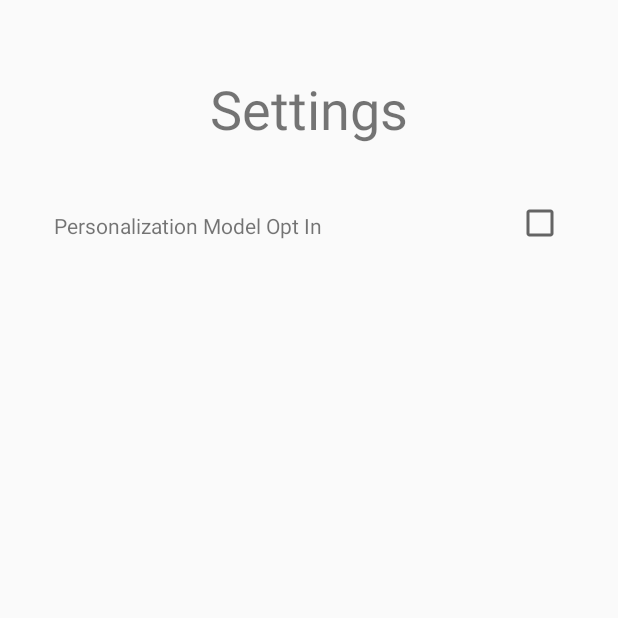
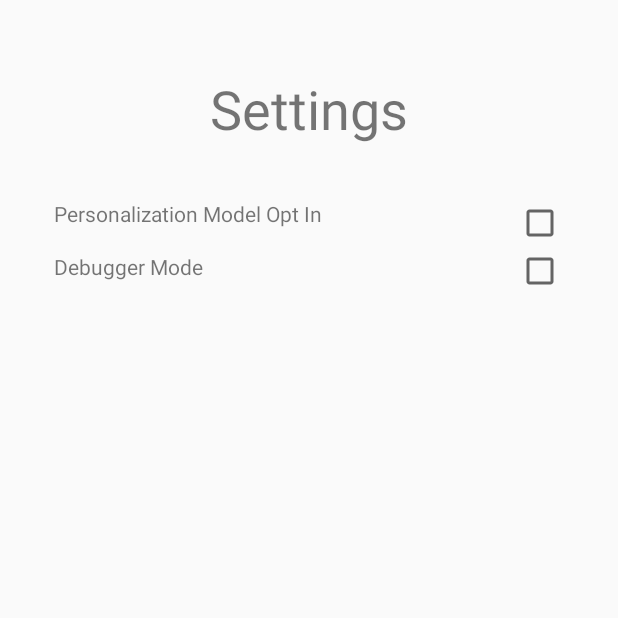
Before and after one commit to divyanshusharma1709/VisionAir, an Android app: the screen it shows after launch once a user with an empty profile is signed in (SettingsActivity), after a tap on an icon or button, on a phone screen of 412 x 824 dp, the top half of it. Run offline under Robolectric (Android 15) with nearby library versions, the phone set to English and light mode, and no system bars; our stand-ins replace Firebase (no records; nobody signed in at launch, a user with empty details on screens opened directly).

Commit message:
Fix UI, add Debugging mode and send losses to server

```diff
--- a/app/src/main/java/com/airquality/VisionAir/Fragment2.java
+++ b/app/src/main/java/com/airquality/VisionAir/Fragment2.java
@@ -1,13 +1,11 @@
 package com.airquality.VisionAir;
 
 import android.os.Bundle;
-
-import androidx.fragment.app.Fragment;
-
 import android.view.LayoutInflater;
 import android.view.View;
 import android.view.ViewGroup;
 
+import androidx.fragment.app.Fragment;
 
 
 public class Fragment2 extends Fragment {
--- a/app/src/main/java/com/airquality/VisionAir/Fragment3.java
+++ b/app/src/main/java/com/airquality/VisionAir/Fragment3.java
@@ -1,12 +1,11 @@
 package com.airquality.VisionAir;
 
 import android.os.Bundle;
-
-import androidx.fragment.app.Fragment;
-
 import android.view.LayoutInflater;
 import android.view.View;
 import android.view.ViewGroup;
+
+import androidx.fragment.app.Fragment;
 
 
 public class Fragment3 extends Fragment {
--- a/app/src/main/java/com/airquality/VisionAir/Fragment4.java
+++ b/app/src/main/java/com/airquality/VisionAir/Fragment4.java
@@ -1,13 +1,11 @@
 package com.airquality.VisionAir;
 
 import android.os.Bundle;
-
-import androidx.fragment.app.Fragment;
-
 import android.view.LayoutInflater;
 import android.view.View;
 import android.view.ViewGroup;
-import android.widget.Button;
+
+import androidx.fragment.app.Fragment;
 
 
 public class Fragment4 extends Fragment {
--- a/app/src/main/java/com/airquality/VisionAir/Fragment5.java
+++ b/app/src/main/java/com/airquality/VisionAir/Fragment5.java
@@ -20,6 +20,11 @@ public class Fragment5 extends Fragment {
 
 
     }
+    @Override
+    public void onResume() {
+        super.onResume();
+        Main2Activity.button.setVisibility(View.VISIBLE);
+    }
 
 
 }
--- a/app/src/main/java/com/airquality/VisionAir/Fragment6.java
+++ b/app/src/main/java/com/airquality/VisionAir/Fragment6.java
@@ -21,5 +21,10 @@ public class Fragment6 extends Fragment {
 
     }
 
+    @Override
+    public void onResume() {
+        super.onResume();
+        Main2Activity.button.setVisibility(View.VISIBLE);
+    }
 
 }
--- a/app/src/main/res/layout/activity_settings.xml
+++ b/app/src/main/res/layout/activity_settings.xml
@@ -17,11 +17,11 @@
     <RelativeLayout
         android:layout_width="match_parent"
         android:layout_margin="36dp"
-        android:layout_height="36dp">
+        android:layout_height="wrap_content">
         <TextView
+            android:id="@+id/poptbox"
             android:layout_width="wrap_content"
             android:layout_height="wrap_content"
-            android:layout_centerVertical="true"
             android:text="Personalization Model Opt In"/>
 
         <CheckBox
@@ -29,5 +29,35 @@
             android:layout_width="wrap_content"
             android:layout_height="wrap_content"
             android:layout_alignParentEnd="true"/>
+        <TextView
+            android:id="@+id/debugtv"
+            android:layout_marginTop="16dp"
+            android:layout_width="wrap_content"
+            android:layout_height="wrap_content"
+            android:layout_below="@id/poptbox"
+            android:layout_centerVertical="true"
+            android:text="Debugger Mode"/>
+
+        <CheckBox
+            android:id="@+id/devCB"
+            android:layout_below="@id/pmbox"
+            android:layout_width="wrap_content"
+            android:layout_height="wrap_content"
+            android:layout_alignParentEnd="true"/>
+        <EditText
+            android:id="@+id/passET"
+            android:hint="Enter Password"
+            android:layout_marginTop="16dp"
+            android:layout_below="@id/debugtv"
+            android:layout_width="wrap_content"
+            android:layout_height="wrap_content"
+            android:autofillHints="Enter Password" />
+        <Button
+            android:id="@+id/passBTN"
+            android:layout_below="@id/passET"
+            android:layout_alignParentRight="true"
+            android:layout_width="wrap_content"
+            android:layout_height="wrap_content"
+            android:text="Submit"/>
     </RelativeLayout>
 </LinearLayout>
--- a/app/src/main/res/layout/fragment_fragment1.xml
+++ b/app/src/main/res/layout/fragment_fragment1.xml
@@ -9,7 +9,10 @@
         android:layout_width="match_parent"
         android:layout_height="match_parent">
     <!-- TODO: Update blank fragment layout -->
+
+
         <LinearLayout
+            android:id="@+id/linear"
             android:layout_width="wrap_content"
             android:layout_height="wrap_content"
             android:layout_centerInParent="true"
--- a/app/src/main/res/layout/fragment_fragment3.xml
+++ b/app/src/main/res/layout/fragment_fragment3.xml
@@ -30,8 +30,8 @@
                 android:textSize="38dp"
                 android:text="Your privacy" />
             <ImageView
-                android:layout_width="280dp"
-                android:layout_height="300dp"
+                android:layout_width="220dp"
+                android:layout_height="250dp"
                 android:src="@drawable/lcok"
                 ></ImageView>
             <TextView
--- a/app/src/main/res/layout/fragment_fragment4.xml
+++ b/app/src/main/res/layout/fragment_fragment4.xml
@@ -29,8 +29,8 @@
                 android:textSize="38dp"
                 android:text="Personalization Opt-In" />
             <ImageView
-                android:layout_width="290dp"
-                android:layout_height="200dp"
+                android:layout_width="260dp"
+                android:layout_height="210dp"
                 android:src="@drawable/collab"
                 ></ImageView>
             <TextView
--- a/app/src/main/res/layout/fragment_fragment5.xml
+++ b/app/src/main/res/layout/fragment_fragment5.xml
@@ -30,8 +30,8 @@
                 android:layout_marginBottom="10dp"
                 android:textAlignment="center"/>
             <ImageView
-                android:layout_width="320dp"
-                android:layout_height="300dp"
+                android:layout_width="260dp"
+                android:layout_height="240dp"
                 android:src="@drawable/safe_web"
                 ></ImageView>
             <TextView
--- a/app/src/main/res/layout/fragment_fragment6.xml
+++ b/app/src/main/res/layout/fragment_fragment6.xml
@@ -31,8 +31,8 @@
                 android:layout_marginBottom="10dp"
                 android:textAlignment="center"/>
             <ImageView
-                android:layout_width="320dp"
-                android:layout_height="300dp"
+                android:layout_width="260dp"
+                android:layout_height="240dp"
                 android:src="@drawable/average_safe"/>
 
             <TextView
--- a/app/src/main/res/layout/fragment_fragment7.xml
+++ b/app/src/main/res/layout/fragment_fragment7.xml
@@ -30,8 +30,8 @@
                 android:layout_marginBottom="10dp"
                 android:textAlignment="center"/>
             <ImageView
-                android:layout_width="320dp"
-                android:layout_height="300dp"
+                android:layout_width="260dp"
+                android:layout_height="240dp"
                 android:src="@drawable/average_safe"/>
             <TextView
                 android:id="@+id/In"
```
Also changed, not shown: app/build.gradle (+5 -4 lines), app/src/main/java/com/airquality/VisionAir/Fragment1.java (+31 -3 lines), app/src/main/java/com/airquality/VisionAir/Fragment7.java (+10 -0 lines), app/src/main/java/com/airquality/VisionAir/Main2Activity.java (+34 -4 lines), app/src/main/java/com/airquality/VisionAir/Predict_Train.java (+38 -4 lines), app/src/main/java/com/airquality/VisionAir/SettingsActivity.java (+57 -0 lines), app/src/main/res/drawable/ic_arrow.xml (added, +11 -0 lines), app/src/main/res/layout/activity_main2.xml (+16 -3 lines), 9 other files.
